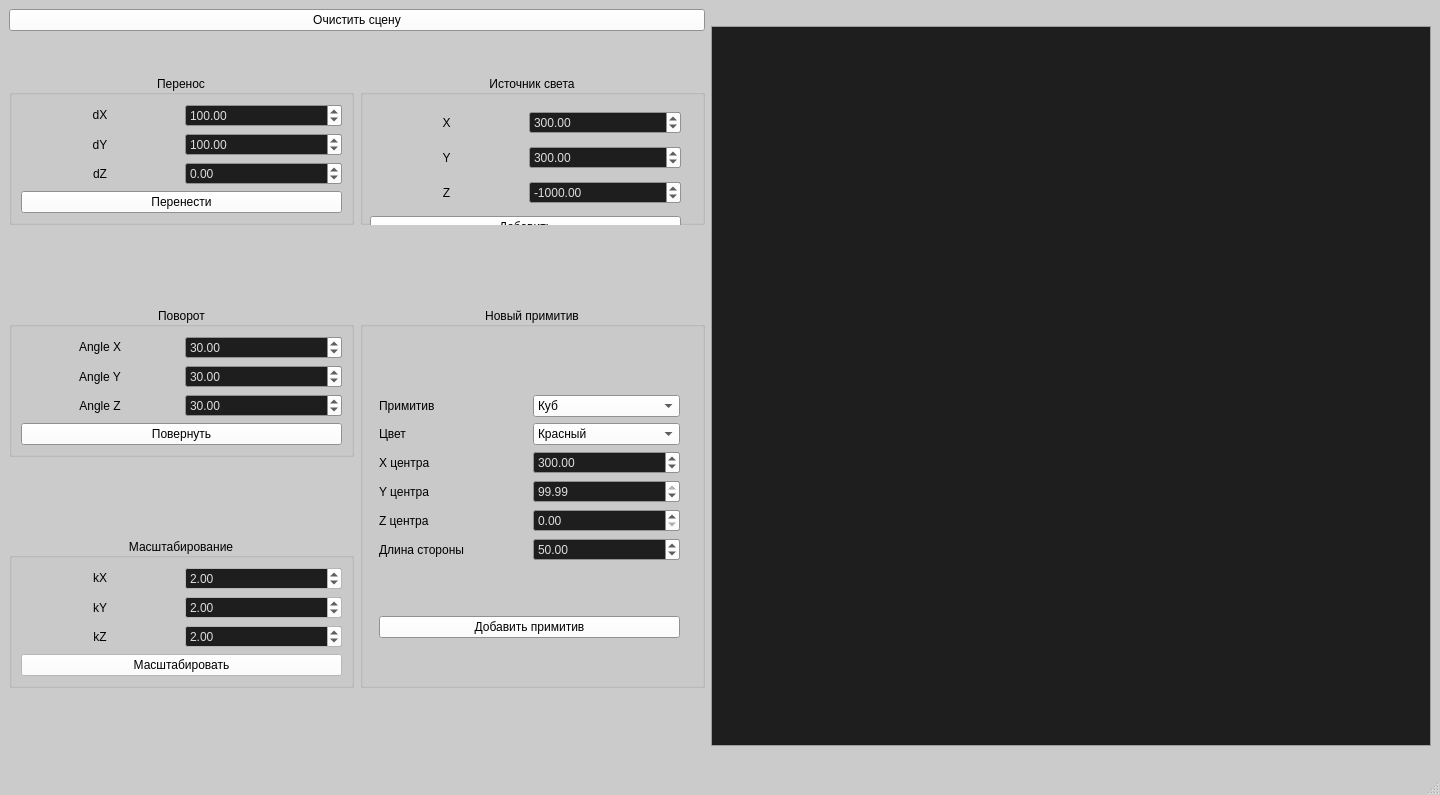
Old version of the form ui/mainwindow.ui in the repository Tulenenok/BMSTU_CP_CG.
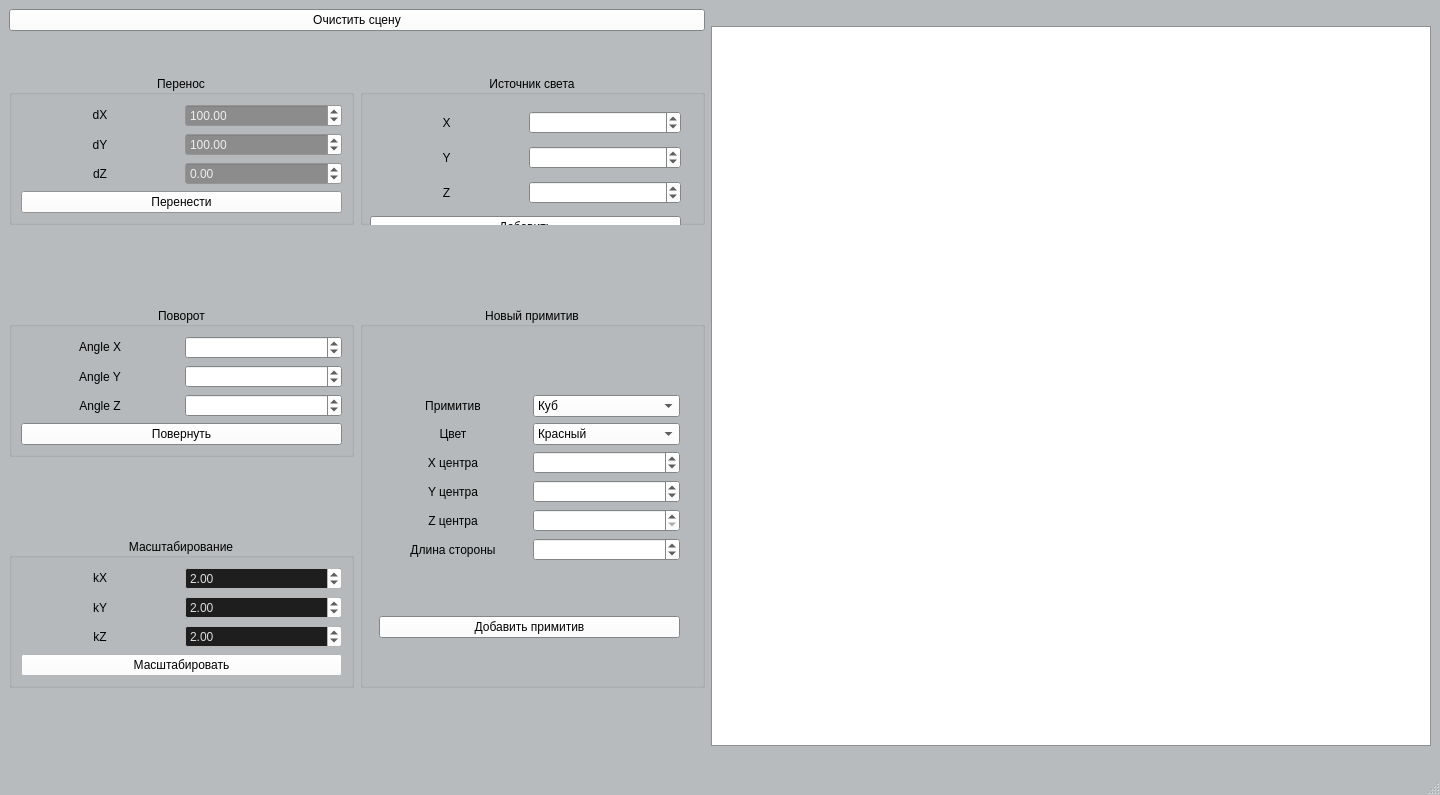
New version of the form.

```diff
--- a/ui/mainwindow.ui
+++ b/ui/mainwindow.ui
@@ -46,18 +46,18 @@
      <colorrole role="Base">
       <brush brushstyle="SolidPattern">
        <color alpha="255">
-        <red>30</red>
-        <green>30</green>
-        <blue>30</blue>
+        <red>255</red>
+        <green>255</green>
+        <blue>255</blue>
        </color>
       </brush>
      </colorrole>
      <colorrole role="Window">
       <brush brushstyle="SolidPattern">
        <color alpha="255">
-        <red>203</red>
-        <green>203</green>
-        <blue>203</blue>
+        <red>184</red>
+        <green>187</green>
+        <blue>189</blue>
        </color>
       </brush>
      </colorrole>
@@ -93,18 +93,18 @@
      <colorrole role="Base">
       <brush brushstyle="SolidPattern">
        <color alpha="255">
-        <red>30</red>
-        <green>30</green>
-        <blue>30</blue>
+        <red>255</red>
+        <green>255</green>
+        <blue>255</blue>
        </color>
       </brush>
      </colorrole>
      <colorrole role="Window">
       <brush brushstyle="SolidPattern">
        <color alpha="255">
-        <red>203</red>
-        <green>203</green>
-        <blue>203</blue>
+        <red>184</red>
+        <green>187</green>
+        <blue>189</blue>
        </color>
       </brush>
      </colorrole>
@@ -140,18 +140,18 @@
      <colorrole role="Base">
       <brush brushstyle="SolidPattern">
        <color alpha="255">
-        <red>203</red>
-        <green>203</green>
-        <blue>203</blue>
+        <red>184</red>
+        <green>187</green>
+        <blue>189</blue>
        </color>
       </brush>
      </colorrole>
      <colorrole role="Window">
       <brush brushstyle="SolidPattern">
        <color alpha="255">
-        <red>203</red>
-        <green>203</green>
-        <blue>203</blue>
+        <red>184</red>
+        <green>187</green>
+        <blue>189</blue>
        </color>
       </brush>
      </colorrole>
@@ -441,6 +441,9 @@
             <property name="text">
              <string>Цвет</string>
             </property>
+            <property name="alignment">
+             <set>Qt::AlignCenter</set>
+            </property>
            </widget>
           </item>
           <item row="4" column="0">
@@ -448,6 +451,9 @@
             <property name="text">
              <string>Z центра</string>
             </property>
+            <property name="alignment">
+             <set>Qt::AlignCenter</set>
+            </property>
            </widget>
           </item>
           <item row="0" column="0">
@@ -455,6 +461,9 @@
             <property name="text">
              <string>Примитив</string>
             </property>
+            <property name="alignment">
+             <set>Qt::AlignCenter</set>
+            </property>
            </widget>
           </item>
           <item row="2" column="0">
@@ -462,6 +471,9 @@
             <property name="text">
              <string>X центра</string>
             </property>
+            <property name="alignment">
+             <set>Qt::AlignCenter</set>
+            </property>
            </widget>
           </item>
           <item row="5" column="0">
@@ -469,6 +481,9 @@
             <property name="text">
              <string>Длина стороны</string>
             </property>
+            <property name="alignment">
+             <set>Qt::AlignCenter</set>
+            </property>
            </widget>
           </item>
           <item row="3" column="0">
@@ -476,6 +491,9 @@
             <property name="text">
              <string>Y центра</string>
             </property>
+            <property name="alignment">
+             <set>Qt::AlignCenter</set>
+            </property>
            </widget>
           </item>
           <item row="0" column="1">
@@ -543,18 +561,28 @@
           </item>
           <item row="3" column="1">
            <widget class="QDoubleSpinBox" name="Ycenter">
+            <property name="maximum">
+             <double>720.990000000000009</double>
+            </property>
             <property name="value">
-             <double>99.989999999999995</double>
+             <double>300.990000000000009</double>
             </property>
            </widget>
           </item>
           <item row="4" column="1">
-           <widget class="QDoubleSpinBox" name="Zcenter"/>
+           <widget class="QDoubleSpinBox" name="Zcenter">
+            <property name="maximum">
+             <double>720.990000000000009</double>
+            </property>
+           </widget>
           </item>
           <item row="5" column="1">
            <widget class="QDoubleSpinBox" name="Acube">
+            <property name="maximum">
+             <double>500.990000000000009</double>
+            </property>
             <property name="value">
-             <double>50.000000000000000</double>
+             <double>100.000000000000000</double>
             </property>
            </widget>
           </item>
@@ -812,6 +840,70 @@
     </item>
     <item row="4" column="0">
      <widget class="QGroupBox" name="groupBox">
+      <property name="palette">
+       <palette>
+        <active>
+         <colorrole role="Base">
+          <brush brushstyle="SolidPattern">
+           <color alpha="255">
+            <red>140</red>
+            <green>140</green>
+            <blue>140</blue>
+           </color>
+          </brush>
+         </colorrole>
+         <colorrole role="Window">
+          <brush brushstyle="SolidPattern">
+           <color alpha="255">
+            <red>208</red>
+            <green>208</green>
+            <blue>208</blue>
+           </color>
+          </brush>
+         </colorrole>
+        </active>
+        <inactive>
+         <colorrole role="Base">
+          <brush brushstyle="SolidPattern">
+           <color alpha="255">
+            <red>140</red>
+            <green>140</green>
+            <blue>140</blue>
+           </color>
+          </brush>
+         </colorrole>
+         <colorrole role="Window">
+          <brush brushstyle="SolidPattern">
+           <color alpha="255">
+            <red>208</red>
+            <green>208</green>
+            <blue>208</blue>
+           </color>
+          </brush>
+         </colorrole>
+        </inactive>
+        <disabled>
+         <colorrole role="Base">
+          <brush brushstyle="SolidPattern">
+           <color alpha="255">
+            <red>208</red>
+            <green>208</green>
+            <blue>208</blue>
+           </color>
+          </brush>
+         </colorrole>
+         <colorrole role="Window">
+          <brush brushstyle="SolidPattern">
+           <color alpha="255">
+            <red>208</red>
+            <green>208</green>
+            <blue>208</blue>
+           </color>
+          </brush>
+         </colorrole>
+        </disabled>
+       </palette>
+      </property>
       <property name="autoFillBackground">
        <bool>false</bool>
       </property>
```
